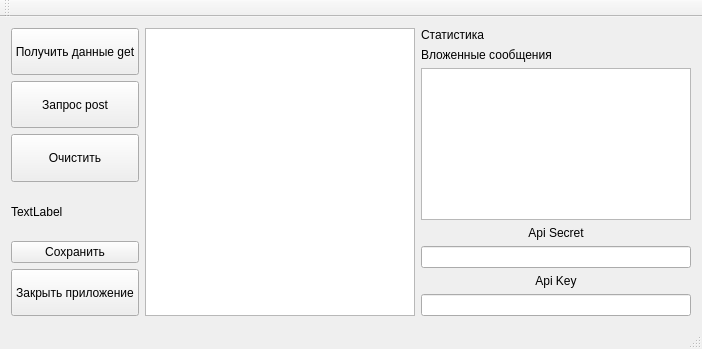
First picture: the form in mainwindow.ui, repository predbannikov/cryptopia_client, before the edit.
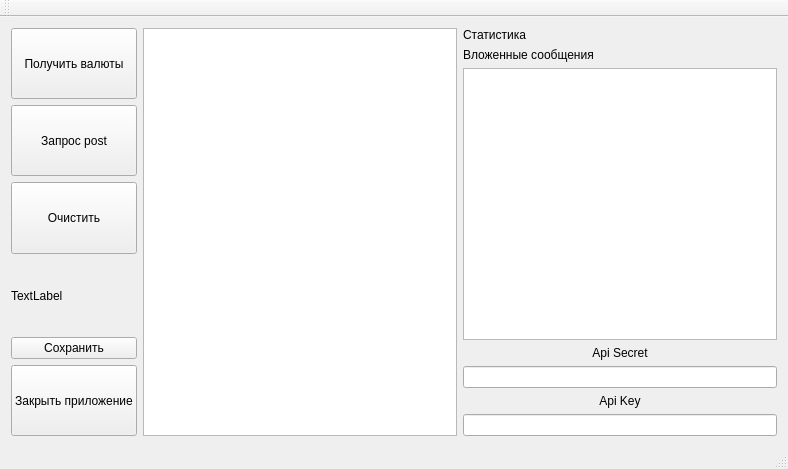
Second picture: the form after the edit.

Commit message: Добавил либы ssl для работы с qt5network, работаю на qt5.8.0 mingw53_32 windows 64

Diff of the .ui file:
```diff
--- a/mainwindow.ui
+++ b/mainwindow.ui
@@ -6,8 +6,8 @@
    <rect>
     <x>0</x>
     <y>0</y>
-    <width>702</width>
-    <height>349</height>
+    <width>788</width>
+    <height>469</height>
    </rect>
   </property>
   <property name="windowTitle">
@@ -49,7 +49,7 @@
            <string notr="true">text-align: center</string>
           </property>
           <property name="text">
-           <string>Получить данные get</string>
+           <string>Получить валюты</string>
           </property>
           <property name="checkable">
            <bool>false</bool>
```
Left out of the diff: 2 changed lines with no effect on the pictures. The commit also changes 7 other files.
